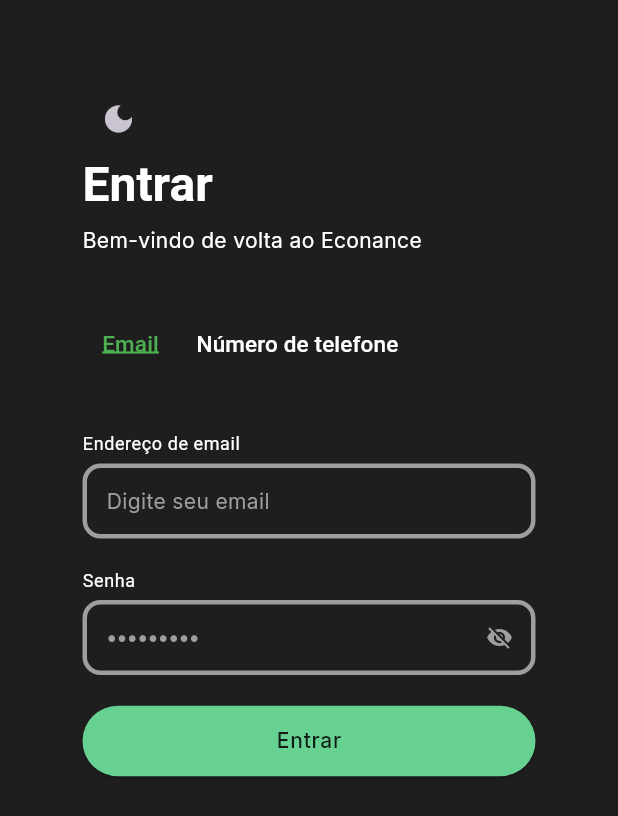
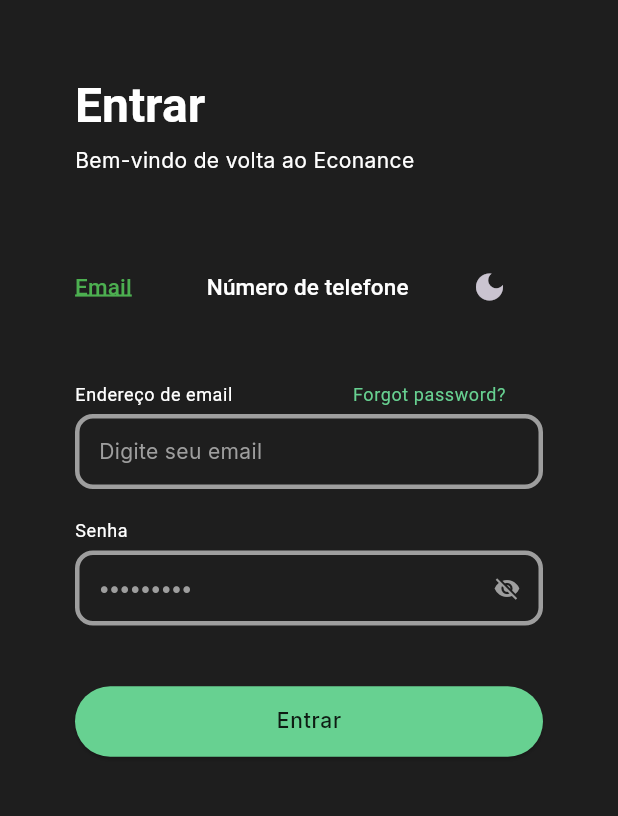
Before and after one commit to omatheusolegario/econance-app, a Flutter app: the Login screen opened by its route, on a phone screen of 412 x 824 dp. Shown: the top 816 px of the screen. Run offline on Flutter 3.47's test engine with Material 3 defaults, Android fonts, the phone set to English and light mode, and no system bars; our stand-ins replace carousel_slider, firebase_auth, firebase_core, google_fonts, mask_text_input_formatter; accounts and stored records are empty; network calls fail.

Commit message:
Forgot password implemented

```diff
--- a/lib/login.dart
+++ b/lib/login.dart
@@ -66,16 +66,10 @@ class _LoginState extends State<Login> {
       backgroundColor: theme.scaffoldBackgroundColor,
       body: SafeArea(
         child: Padding(
-          padding: const EdgeInsets.all(55),
+          padding: const EdgeInsets.all(50),
           child: Column(
             crossAxisAlignment: CrossAxisAlignment.start,
             children: [
-              IconButton(
-                icon: Icon(
-                  themeManager.isDark ? Icons.dark_mode : Icons.light_mode,
-                ),
-                onPressed: () => themeManager.toggleTheme(),
-              ),
               Text(
                 AppLocalizations.of(context)!.login,
                 style: theme.textTheme.headlineLarge?.copyWith(
@@ -90,11 +84,16 @@ class _LoginState extends State<Login> {
                   color: theme.textTheme.bodyMedium?.color,
                 ),
               ),
-              const SizedBox(height: 35),
+              const SizedBox(height: 50),
               Row(
-                crossAxisAlignment: CrossAxisAlignment.start,
+                mainAxisAlignment: MainAxisAlignment.start,
                 children: [
                   TextButton(
+                    style: TextButton.styleFrom(
+                      padding: EdgeInsets.zero,
+                      minimumSize: Size(0, 0),
+                      tapTargetSize: MaterialTapTargetSize.shrinkWrap,
+                    ),
                     onPressed: () {
                       clearText();
                       FocusScope.of(context).unfocus(); // Close keyboard
@@ -116,7 +115,13 @@ class _LoginState extends State<Login> {
                       ),
                     ),
                   ),
+                  const SizedBox(width: 50),
                   TextButton(
+                    style: TextButton.styleFrom(
+                      padding: EdgeInsets.zero,
+                      minimumSize: Size(0, 0),
+                      tapTargetSize: MaterialTapTargetSize.shrinkWrap,
+                    ),
                     onPressed: () {
                       clearText();
                       FocusScope.of(context).unfocus(); // Close keyboard
@@ -138,10 +143,19 @@ class _LoginState extends State<Login> {
                       ),
                     ),
                   ),
+                  const SizedBox(width: 30),
+                  IconButton(
+                    icon: Icon(
+                      themeManager.isDark ? Icons.dark_mode : Icons.light_mode,
+                    ),
+                    onPressed: () => themeManager.toggleTheme(),
+                  ),
                 ],
               ),
-              const SizedBox(height: 35),
+              const SizedBox(height: 40),
 
+              Row(
+                children: [
                   Text(
                     isEmailSelected
                         ? AppLocalizations.of(context)!.emailaddress
@@ -149,6 +163,27 @@ class _LoginState extends State<Login> {
                     style: theme.textTheme.bodySmall?.copyWith(
                       color: theme.textTheme.bodyMedium?.color,
                     ),
+                  ),
+
+                  const SizedBox(width: 80),
+                  TextButton(
+                    style: TextButton.styleFrom(
+                      alignment: AlignmentDirectional.bottomEnd,
+                      padding: EdgeInsets.zero,
+                      minimumSize: Size(0, 0),
+                      tapTargetSize: MaterialTapTargetSize.shrinkWrap,
+                    ),
+                    onPressed: () {
+                      Navigator.pushNamed(context, "/forgot-password");
+                    },
+                    child: Text(
+                      "Forgot password?",
+                      style: theme.textTheme.bodySmall?.copyWith(
+                        color: theme.primaryColor,
+                      ),
+                    ),
+                  ),
+                ],
               ),
               const SizedBox(height: 5),
 
@@ -163,7 +198,6 @@ class _LoginState extends State<Login> {
                   hintText: isEmailSelected
                       ? AppLocalizations.of(context)!.emailinput
                       : AppLocalizations.of(context)!.phoneinput,
-
                 ),
               ),
               const SizedBox(height: 20),
@@ -198,7 +232,7 @@ class _LoginState extends State<Login> {
                   ),
                 ),
               ),
-              const SizedBox(height: 20),
+              const SizedBox(height: 40),
 
               SizedBox(
                 width: double.infinity,
@@ -212,9 +246,7 @@ class _LoginState extends State<Login> {
                   },
                   child: Text(
                     AppLocalizations.of(context)!.login,
-                    style: Theme.of(
-                      context,
-                    ).textTheme.labelMedium,
+                    style: Theme.of(context).textTheme.labelMedium,
                   ),
                 ),
               ),
--- a/lib/main.dart
+++ b/lib/main.dart
@@ -10,6 +10,7 @@ import 'theme.dart';
 import 'package:provider/provider.dart';
 import 'package:intl/intl.dart';
 import 'package:flutter_localizations/flutter_localizations.dart';
+import 'forgot_password.dart';
 
 void main() async {
   WidgetsFlutterBinding.ensureInitialized();
@@ -54,6 +55,7 @@ class EconanceApp extends StatelessWidget {
         "/": (context) => const WelcomePage(),
         "/login": (context) => const Login(),
         "/register": (context) => const RegistrationPage(),
+        "/forgot-password": (context) => const ForgotPasswordPage(),
       },
 
 
--- a/lib/registration.dart
+++ b/lib/registration.dart
@@ -1,9 +1,7 @@
 import 'package:flutter/material.dart';
 import 'package:firebase_auth/firebase_auth.dart';
-import 'package:provider/provider.dart';
 import 'l10n/app_localizations.dart';
 import 'register_verification.dart';
-import 'theme_manager.dart';
 
 class RegistrationPage extends StatefulWidget {
   const RegistrationPage({super.key});
```
Also changed, not shown: lib/forgot_password.dart (added, +89 -0 lines). Lines whose indentation alone changed are shown as unchanged.
